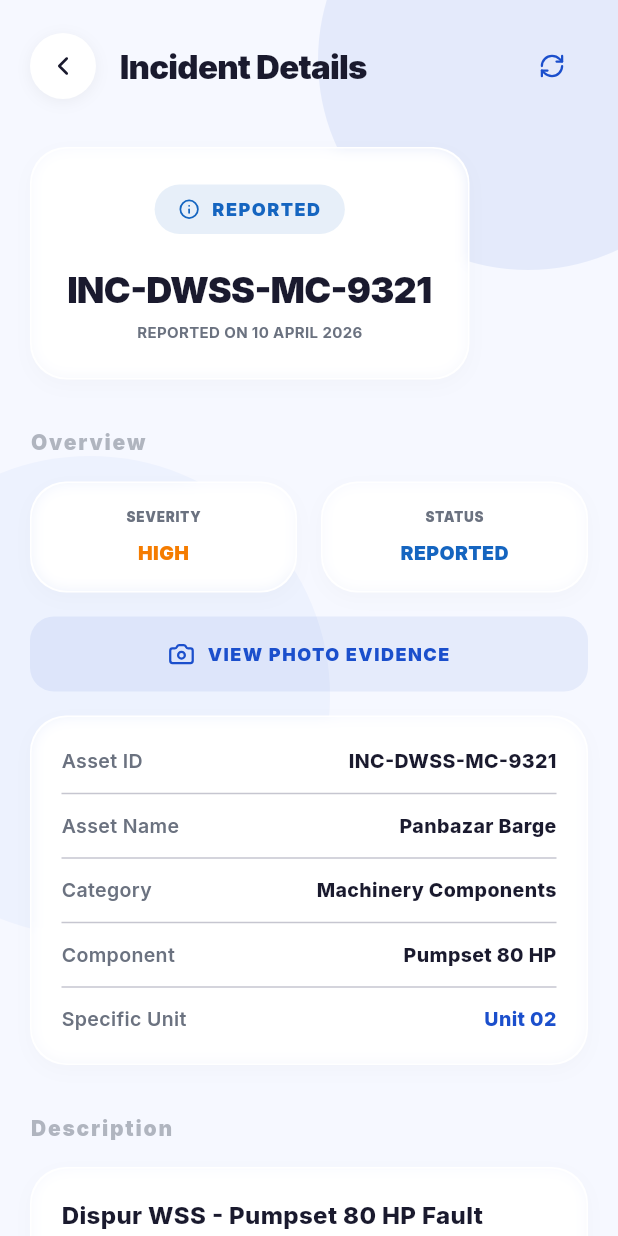
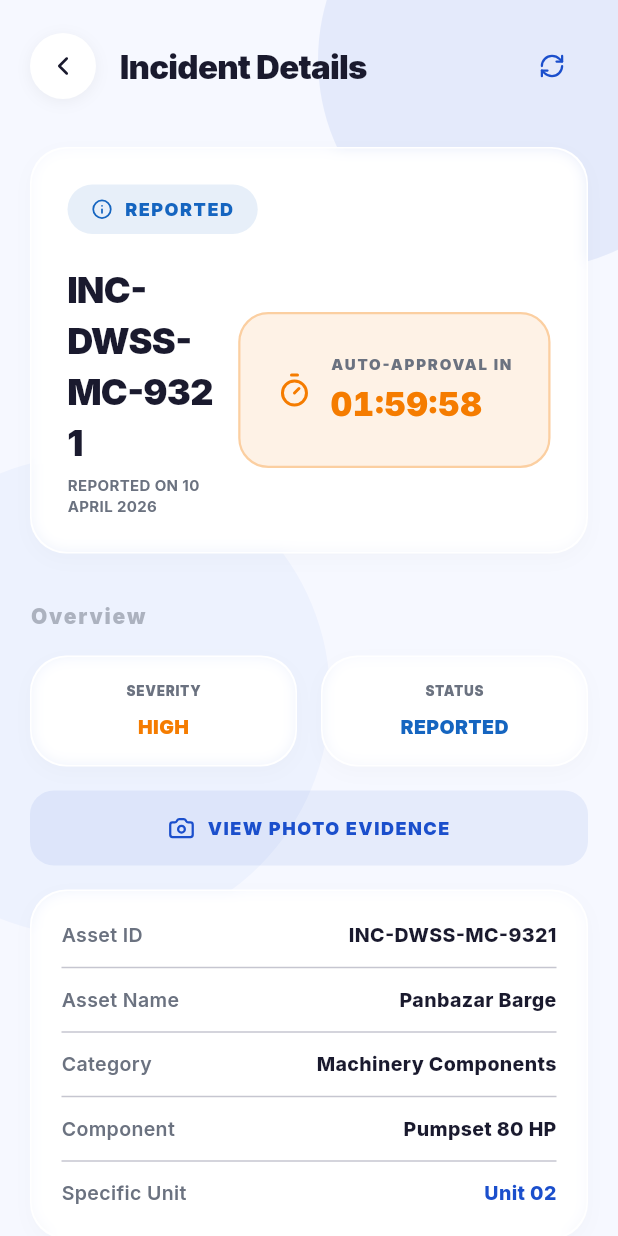
Before and after one commit to Abhi22rage/ERDOS-App, a Flutter app: the IncidentDetailScreen screen opened directly with empty values, on a phone screen of 412 x 824 dp. Run offline on Flutter 3.47's test engine with Material 3 defaults, Android fonts, the light colour scheme and no system bars; our stand-ins replace cached_network_image, flutter_riverpod, geocoding, geolocator, go_router, google_fonts and 3 more; accounts and stored records are empty; network calls fail.

Commit message:
Added Auto-approval timer

```diff
--- a/lib/screens/incidents/incident_detail_screen.dart
+++ b/lib/screens/incidents/incident_detail_screen.dart
@@ -1,3 +1,5 @@
+import 'dart:async';
+import 'dart:ui';
 import 'package:flutter/material.dart';
 import 'package:flutter_riverpod/flutter_riverpod.dart';
 import 'package:go_router/go_router.dart';
@@ -73,6 +75,7 @@ class IncidentDetailScreen extends ConsumerWidget {
             FluentCard(
               padding: const EdgeInsets.all(24),
               child: Column(
+                crossAxisAlignment: CrossAxisAlignment.start,
                 children: [
                   Container(
                     padding: const EdgeInsets.symmetric(horizontal: 16, vertical: 8),
@@ -93,6 +96,13 @@ class IncidentDetailScreen extends ConsumerWidget {
                     ),
                   ),
                   const SizedBox(height: 20),
+                  Row(
+                    crossAxisAlignment: CrossAxisAlignment.center,
+                    children: [
+                      Expanded(
+                        child: Column(
+                          crossAxisAlignment: CrossAxisAlignment.start,
+                          children: [
                             Text(
                               breakdown.displayId,
                               style: const TextStyle(fontSize: 24, fontWeight: FontWeight.w900, letterSpacing: -0.5),
@@ -101,6 +111,15 @@ class IncidentDetailScreen extends ConsumerWidget {
                             Text(
                               'REPORTED ON ${DateFormat('dd MMMM yyyy').format(breakdown.createdAt).toUpperCase()}',
                               style: TextStyle(fontSize: 10, fontWeight: FontWeight.w700, color: isDarkMode ? Colors.white24 : AppColors.textSecondary),
+                            ),
+                          ],
+                        ),
+                      ),
+                      if (breakdown.statusIndex < 2) ...[
+                        const SizedBox(width: 16),
+                        _AutoApprovalTimer(createdAt: breakdown.createdAt, isDarkMode: isDarkMode),
+                      ],
+                    ],
                   ),
                 ],
               ),
@@ -363,3 +382,100 @@ class IncidentDetailScreen extends ConsumerWidget {
     );
   }
 }
+
+class _AutoApprovalTimer extends StatefulWidget {
+  final DateTime createdAt;
+  final bool isDarkMode;
+  const _AutoApprovalTimer({required this.createdAt, required this.isDarkMode});
+
+  @override
+  State<_AutoApprovalTimer> createState() => _AutoApprovalTimerState();
+}
+
+class _AutoApprovalTimerState extends State<_AutoApprovalTimer> {
+  late Timer _timer;
+  late Duration _timeLeft;
+
+  @override
+  void initState() {
+    super.initState();
+    final autoApproveTime = widget.createdAt.add(const Duration(hours: 2));
+    final now = DateTime.now();
+    _timeLeft = autoApproveTime.isAfter(now) ? autoApproveTime.difference(now) : Duration.zero;
+
+    _timer = Timer.periodic(const Duration(seconds: 1), (_) {
+      _calculateTimeLeft();
+    });
+  }
+
+  void _calculateTimeLeft() {
+    final autoApproveTime = widget.createdAt.add(const Duration(hours: 2));
+    final now = DateTime.now();
+    final newTimeLeft = autoApproveTime.isAfter(now) ? autoApproveTime.difference(now) : Duration.zero;
+
+    if (_timeLeft.inSeconds != newTimeLeft.inSeconds) {
+      if (mounted) {
+        setState(() {
+          _timeLeft = newTimeLeft;
+        });
+      }
+    }
+  }
+
+  @override
+  void dispose() {
+    _timer.cancel();
+    super.dispose();
+  }
+
+  @override
+  Widget build(BuildContext context) {
+    if (_timeLeft.inSeconds == 0) return const SizedBox.shrink();
+
+    String twoDigits(int n) => n.toString().padLeft(2, '0');
+    final hours = twoDigits(_timeLeft.inHours);
+    final minutes = twoDigits(_timeLeft.inMinutes.remainder(60));
+    final seconds = twoDigits(_timeLeft.inSeconds.remainder(60));
+
+    return Container(
+      padding: const EdgeInsets.symmetric(horizontal: 24, vertical: 26),
+      decoration: BoxDecoration(
+        color: AppColors.warning.withValues(alpha: 0.1),
+        borderRadius: BorderRadius.circular(20),
+        border: Border.all(color: AppColors.warning.withValues(alpha: 0.3), width: 1.5),
+      ),
+      child: Row(
+        mainAxisSize: MainAxisSize.min,
+        children: [
+          const Icon(LucideIcons.timer, size: 24, color: AppColors.warning),
+          const SizedBox(width: 12),
+          Column(
+            crossAxisAlignment: CrossAxisAlignment.start,
+            children: [
+              Text(
+                'AUTO-APPROVAL IN',
+                style: TextStyle(
+                  fontSize: 10,
+                  fontWeight: FontWeight.w900,
+                  color: widget.isDarkMode ? Colors.white54 : AppColors.textSecondary,
+                  letterSpacing: 1.2,
+                ),
+              ),
+              const SizedBox(height: 4),
+              Text(
+                '$hours:$minutes:$seconds',
+                style: const TextStyle(
+                  fontSize: 22,
+                  fontWeight: FontWeight.w900,
+                  color: AppColors.warning,
+                  fontFeatures: [FontFeature.tabularFigures()],
+                  letterSpacing: 0.5,
+                ),
+              ),
+            ],
+          ),
+        ],
+      ),
+    );
+  }
+}
--- a/lib/services/api_service.breakdown.dart
+++ b/lib/services/api_service.breakdown.dart
@@ -2,6 +2,7 @@ part of 'api_service.dart';
 
 // ─── Breakdowns ───────────────────────────────────────────────────────────────
 mixin _BreakdownMixin on _AuthMixin {
+  @override
   SupabaseClient get _client;
 
   Future<void> updateBreakdownStatus(String id, String newStatus) async {
```
Also changed, not shown: pubspec.lock. Lines whose indentation alone changed are shown as unchanged.
